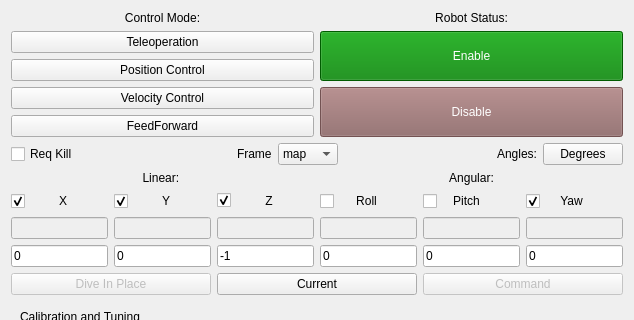
Qt form riptide_rviz/riptide_rviz/src/ControlPanel.ui (osu-uwrt/riptide_gui) before a commit; both pictures show x 0 to 634 and y 0 to 320 of the 634 by 890 pixel window.
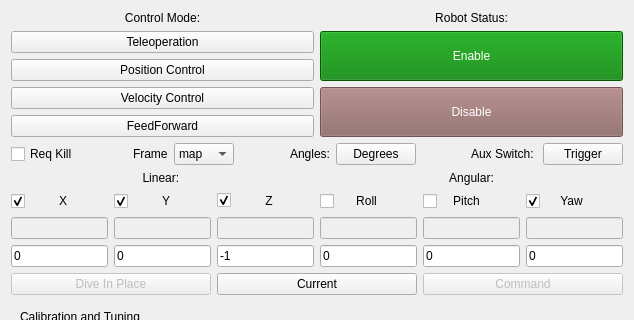
The same form after that commit.

Commit message: added aux button to gui

```diff
--- a/riptide_rviz/riptide_rviz/src/ControlPanel.ui
+++ b/riptide_rviz/riptide_rviz/src/ControlPanel.ui
@@ -211,6 +211,33 @@
          </property>
         </widget>
        </item>
+       <item>
+        <spacer name="horizontalSpacer_2">
+         <property name="orientation">
+          <enum>Qt::Horizontal</enum>
+         </property>
+         <property name="sizeHint" stdset="0">
+          <size>
+           <width>40</width>
+           <height>20</height>
+          </size>
+         </property>
+        </spacer>
+       </item>
+       <item>
+        <widget class="QLabel" name="label_24">
+         <property name="text">
+          <string>Aux Switch: </string>
+         </property>
+        </widget>
+       </item>
+       <item>
+        <widget class="QPushButton" name="ctrlAuxTrigger">
+         <property name="text">
+          <string>Trigger</string>
+         </property>
+        </widget>
+       </item>
       </layout>
      </item>
      <item>
```
The commit also changes 2 other files.
